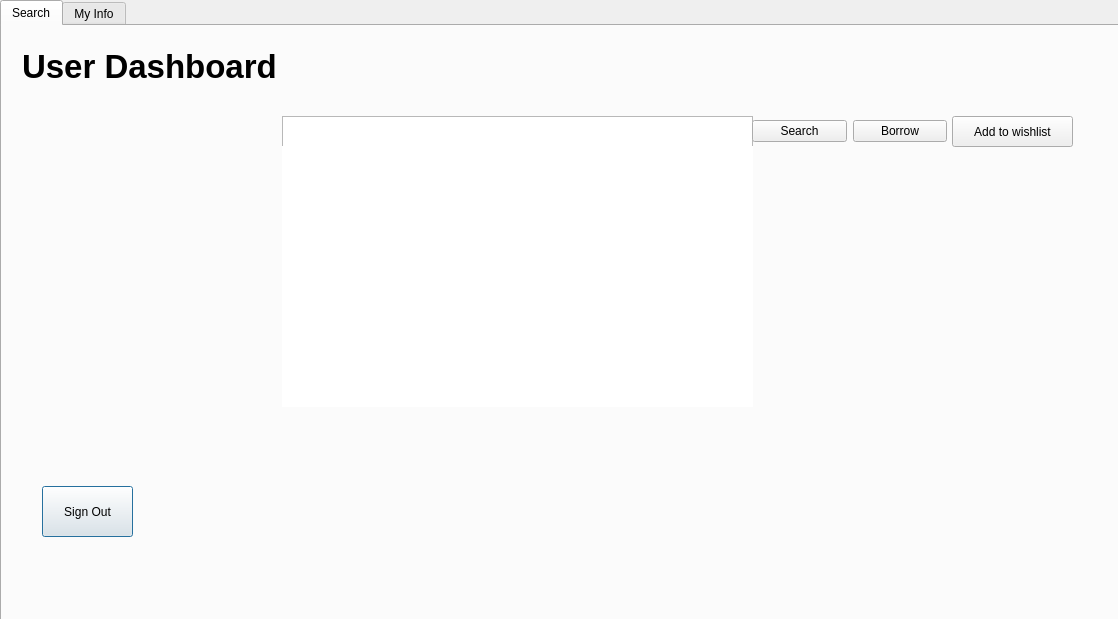
omar-rabeh-18/LibraryManagementSystem, file LibraryManagementSystem/user.ui: the form before one commit.
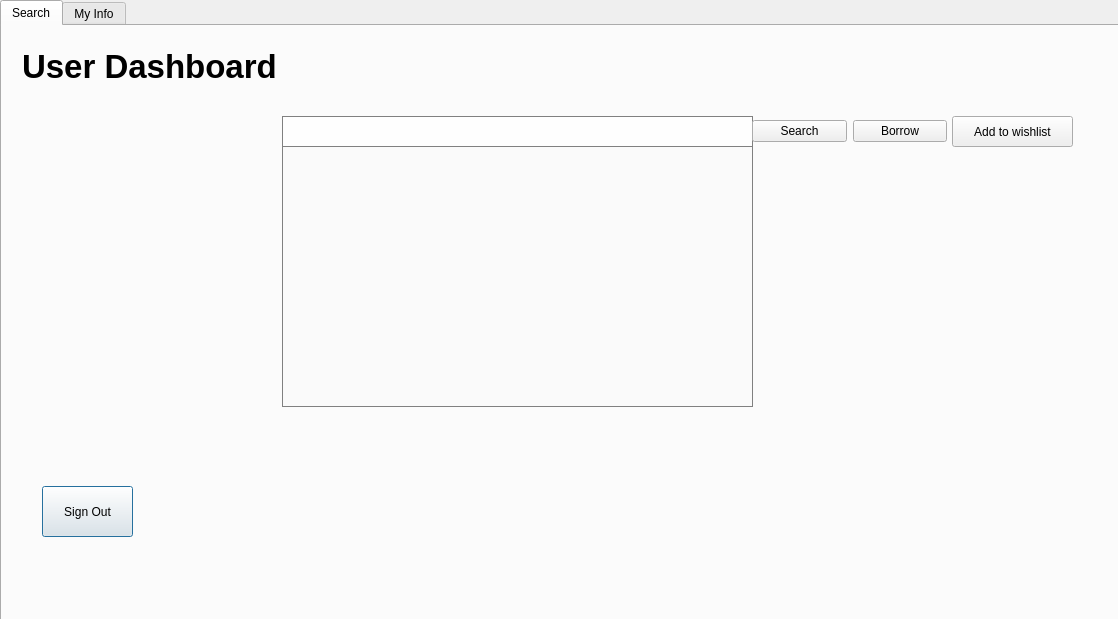
The form after the commit.

The edit to the form file:
```diff
--- a/LibraryManagementSystem/user.ui
+++ b/LibraryManagementSystem/user.ui
@@ -38,6 +38,11 @@
        <height>31</height>
       </rect>
      </property>
+     <property name="styleSheet">
+      <string notr="true">color: black;
+background-color: rgba(255, 255, 255, 180); 
+ border: 1px solid gray;</string>
+     </property>
     </widget>
     <widget class="QScrollArea" name="deleteArea">
      <property name="geometry">
@@ -72,6 +77,11 @@
          <height>261</height>
         </rect>
        </property>
+       <property name="styleSheet">
+        <string notr="true">color: black;
+background-color: rgba(255, 255, 255, 180); 
+ border: 1px solid gray;</string>
+       </property>
        <property name="frameShape">
         <enum>QFrame::NoFrame</enum>
        </property>
@@ -123,7 +133,7 @@
       <string>Add to wishlist</string>
      </property>
     </widget>
-    <widget class="QWidget" name="">
+    <widget class="QWidget" name="layoutWidget">
      <property name="geometry">
       <rect>
        <x>750</x>
@@ -149,6 +159,19 @@
       </item>
      </layout>
     </widget>
+    <widget class="QLabel" name="backpic">
+     <property name="geometry">
+      <rect>
+       <x>-10</x>
+       <y>-30</y>
+       <width>1131</width>
+       <height>631</height>
+      </rect>
+     </property>
+     <property name="text">
+      <string/>
+     </property>
+    </widget>
    </widget>
    <widget class="QWidget" name="tab_2">
     <attribute name="title">
```
Left out of the diff: 23 changed lines with no effect on the pictures.
